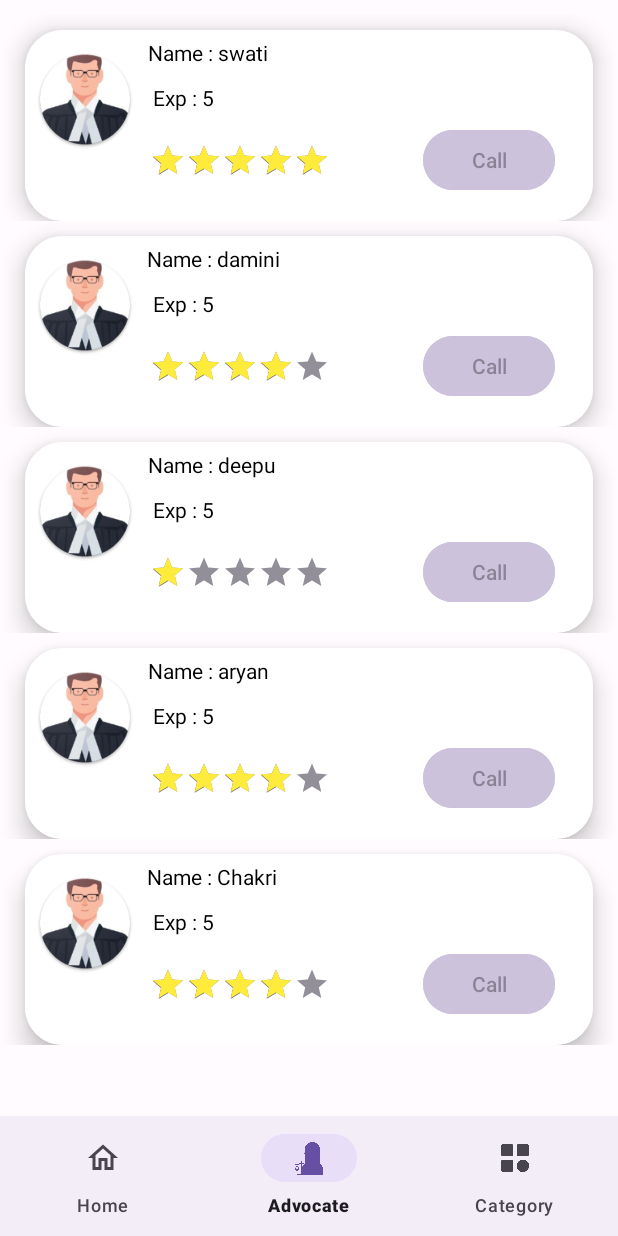
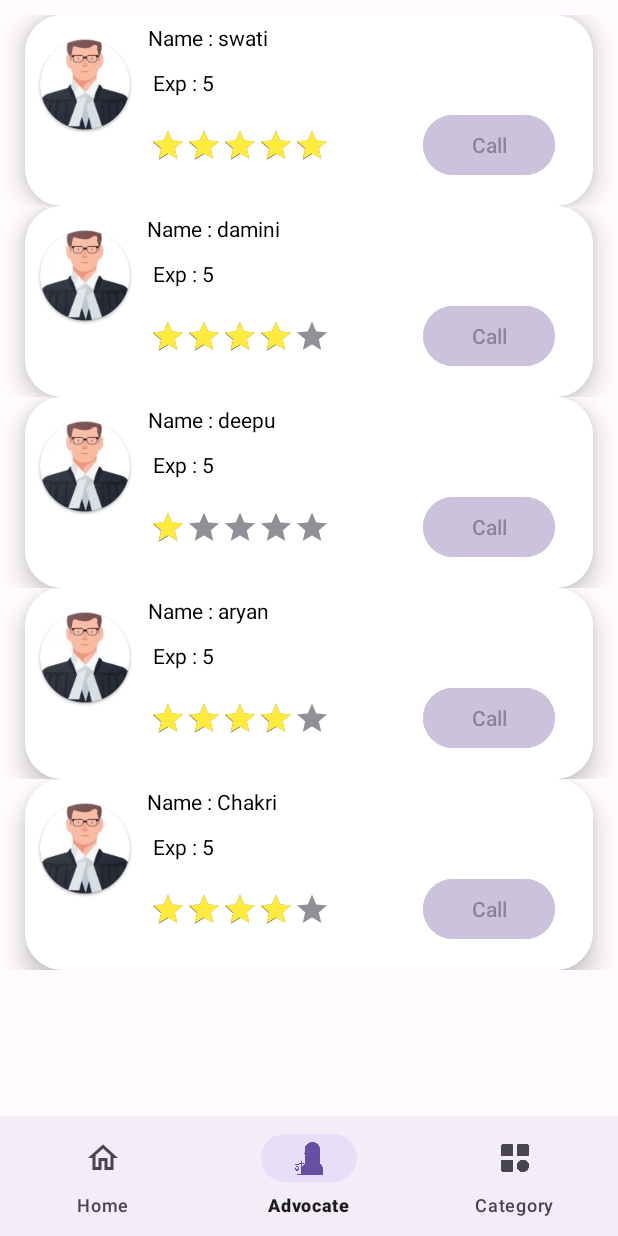
Before and after one commit to deepgr8/NyaySetu-app, an Android app: the screen it shows after launch (MainActivity), item 2 of the bottom bar chosen, on a phone screen of 412 x 824 dp. Run offline under Robolectric (Android 15) with nearby library versions, the phone set to English and light mode, and no system bars; libraries missing offline, so code that uses them is left out: com.google.ai.client; Roboto replaces fonts that are not available here.

Commit message:
Seventh commit..

```diff
--- a/app/src/main/res/layout/advocate_detail_row.xml
+++ b/app/src/main/res/layout/advocate_detail_row.xml
@@ -10,11 +10,11 @@
         android:id="@+id/cardView"
         android:layout_width="match_parent"
         android:layout_height="wrap_content"
-        android:layout_marginTop="10dp"
         android:layout_marginStart="15dp"
         android:layout_marginEnd="15dp"
         app:cardCornerRadius="25dp"
         app:cardElevation="10dp"
+        app:layout_constraintBottom_toBottomOf="parent"
         app:layout_constraintEnd_toEndOf="parent"
         app:layout_constraintStart_toStartOf="parent"
         app:layout_constraintTop_toTopOf="parent">
```
